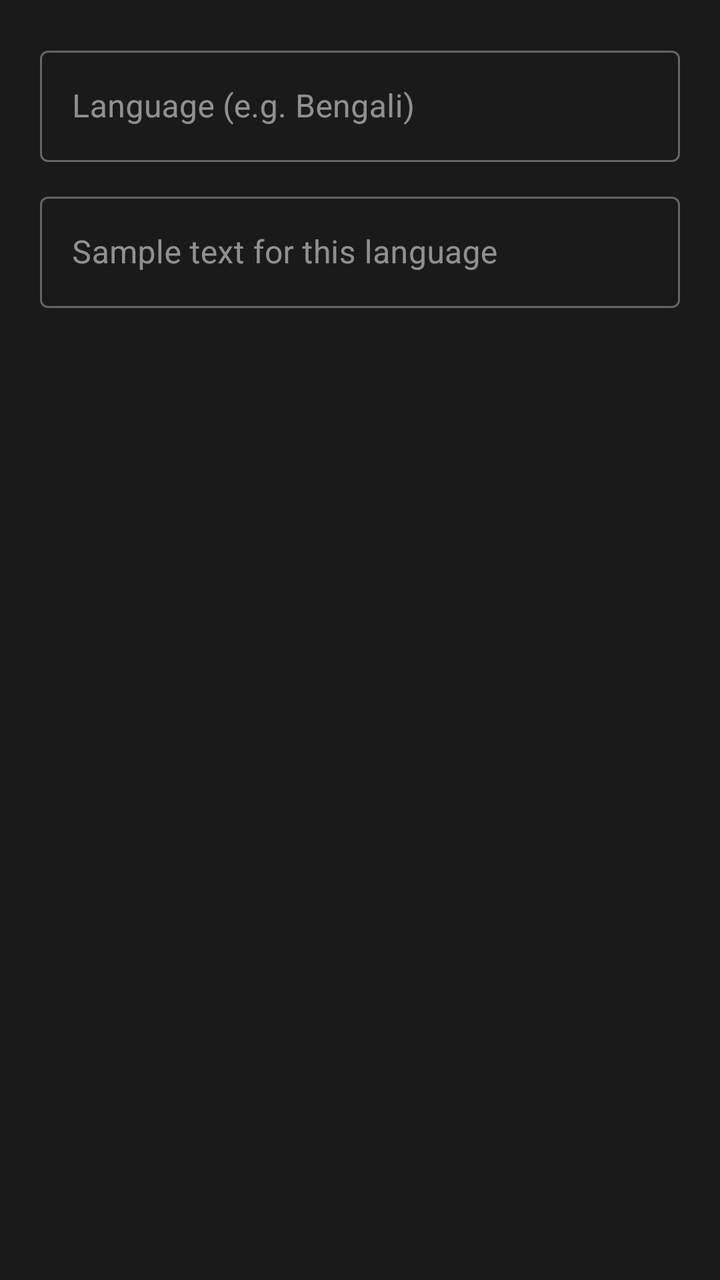
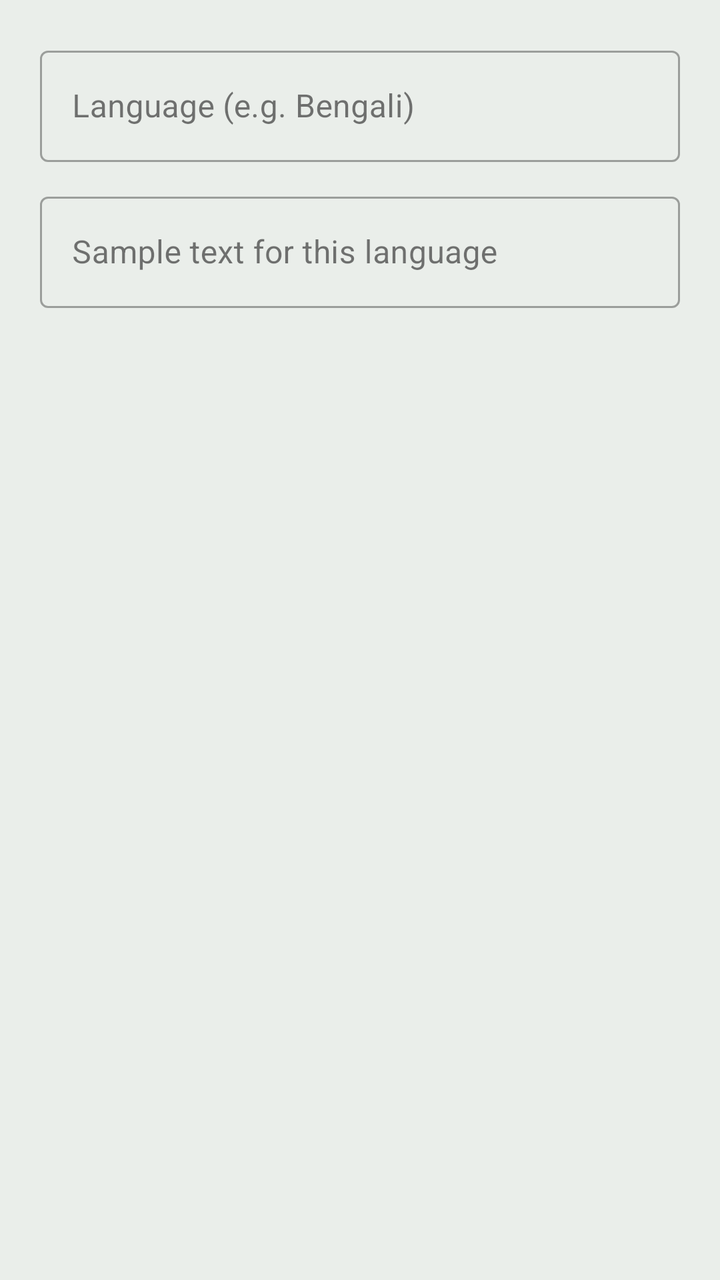

Compare the two renders of this Android layout. The source of the first and the diff that turns it into the second are given below.
<!-- AndroidManifest.xml: application theme Theme.FontLens -->
<!-- res/layout/dialog_add_lang.xml -->
<?xml version="1.0" encoding="utf-8"?>
<LinearLayout
    xmlns:android="http://schemas.android.com/apk/res/android"
    android:layout_width="match_parent"
    android:layout_height="wrap_content"
    android:orientation="vertical"
    android:padding="20dp"
    android:background="@color/bg_elevated">

    <com.google.android.material.textfield.TextInputLayout
        style="@style/Widget.MaterialComponents.TextInputLayout.OutlinedBox"
        android:layout_width="match_parent"
        android:layout_height="wrap_content"
        android:layout_marginBottom="12dp"
        android:hint="@string/language_name_hint">

        <com.google.android.material.textfield.TextInputEditText
            android:id="@+id/et_lang_name"
            android:layout_width="match_parent"
            android:layout_height="wrap_content"
            android:inputType="textCapWords"
            android:textColor="@color/text_primary" />

    </com.google.android.material.textfield.TextInputLayout>

    <com.google.android.material.textfield.TextInputLayout
        style="@style/Widget.MaterialComponents.TextInputLayout.OutlinedBox"
        android:layout_width="match_parent"
        android:layout_height="wrap_content"
        android:hint="@string/sample_text_hint">

        <com.google.android.material.textfield.TextInputEditText
            android:id="@+id/et_lang_sample"
            android:layout_width="match_parent"
            android:layout_height="wrap_content"
            android:inputType="textMultiLine"
            android:maxLines="3"
            android:textColor="@color/text_primary" />

    </com.google.android.material.textfield.TextInputLayout>

</LinearLayout>
<!-- resources referenced by this layout -->
<resources>
  <color name="bg_elevated">#1A1A1A</color>
  <color name="text_primary">#E0E0E0</color>
  <string name="language_name_hint">Language (e.g. Bengali)</string>
  <string name="sample_text_hint">Sample text for this language</string>
  <style name="Theme.FontLens" parent="Theme.MaterialComponents.DayNight.NoActionBar">
          <item name="colorPrimary">@color/accent</item>
          <item name="colorPrimaryVariant">@color/accent_dim</item>
          <item name="colorOnPrimary">@color/bg_primary</item>
          <item name="colorSecondary">@color/accent</item>
          <item name="colorSurface">@color/bg_surface</item>
          <item name="colorOnSurface">@color/text_primary</item>
          <item name="android:colorBackground">@color/bg_primary</item>
          <item name="android:windowBackground">@color/bg_primary</item>
          <item name="android:statusBarColor">@color/bg_sidebar</item>
          <item name="android:navigationBarColor">@color/bg_sidebar</item>
          <item name="android:textColorPrimary">@color/text_primary</item>
          <item name="android:textColorSecondary">@color/text_secondary</item>
          <item name="materialCardViewStyle">@style/CardStyle</item>
      </style>
  <color name="accent">#E8C547</color>
  <color name="accent_dim">#1A1800</color>
  <color name="bg_primary">#0E0E0E</color>
  <color name="bg_surface">#141414</color>
  <color name="bg_sidebar">#0A0A0A</color>
  <color name="text_secondary">#AAAAAA</color>
  <style name="CardStyle" parent="Widget.MaterialComponents.CardView">
          <item name="cardBackgroundColor">@color/bg_surface</item>
          <item name="cardCornerRadius">8dp</item>
          <item name="cardElevation">0dp</item>
          <item name="strokeColor">@color/divider</item>
          <item name="strokeWidth">1dp</item>
      </style>
  <color name="divider">#1F1F1F</color>
</resources>

<!-- the commit's change to res/layout/dialog_add_lang.xml (unified diff, before → after) -->
@@ -5,7 +5,7 @@
     android:layout_height="wrap_content"
     android:orientation="vertical"
     android:padding="20dp"
-    android:background="@color/bg_elevated">
+    android:background="?attr/bgElevated">
 
     <com.google.android.material.textfield.TextInputLayout
         style="@style/Widget.MaterialComponents.TextInputLayout.OutlinedBox"
@@ -19,7 +19,7 @@
             android:layout_width="match_parent"
             android:layout_height="wrap_content"
             android:inputType="textCapWords"
-            android:textColor="@color/text_primary" />
+            android:textColor="?attr/textPrimary" />
 
     </com.google.android.material.textfield.TextInputLayout>
 
@@ -35,7 +35,7 @@
             android:layout_height="wrap_content"
             android:inputType="textMultiLine"
             android:maxLines="3"
-            android:textColor="@color/text_primary" />
+            android:textColor="?attr/textPrimary" />
 
     </com.google.android.material.textfield.TextInputLayout>
 
<!-- resource entries referenced after the edit -->
@@ -1,37 +1,44 @@
 <!-- resources referenced by this layout -->
 <resources>
-  <color name="bg_elevated">#1A1A1A</color>
-  <color name="text_primary">#E0E0E0</color>
   <string name="language_name_hint">Language (e.g. Bengali)</string>
   <string name="sample_text_hint">Sample text for this language</string>
-  <style name="Theme.FontLens" parent="Theme.MaterialComponents.DayNight.NoActionBar">
-          <item name="colorPrimary">@color/accent</item>
-          <item name="colorPrimaryVariant">@color/accent_dim</item>
-          <item name="colorOnPrimary">@color/bg_primary</item>
-          <item name="colorSecondary">@color/accent</item>
-          <item name="colorSurface">@color/bg_surface</item>
-          <item name="colorOnSurface">@color/text_primary</item>
-          <item name="android:colorBackground">@color/bg_primary</item>
-          <item name="android:windowBackground">@color/bg_primary</item>
-          <item name="android:statusBarColor">@color/bg_sidebar</item>
-          <item name="android:navigationBarColor">@color/bg_sidebar</item>
-          <item name="android:textColorPrimary">@color/text_primary</item>
-          <item name="android:textColorSecondary">@color/text_secondary</item>
-          <item name="materialCardViewStyle">@style/CardStyle</item>
+  <style name="Theme.FontLens" parent="Theme.FontLens.Green.Light" />
+  <style name="Theme.FontLens.Green.Light" parent="Theme.MaterialComponents.Light.NoActionBar">
+          <item name="colorPrimary">@color/green_light_accent</item>
+          <item name="colorPrimaryVariant">@color/green_light_accent_dim</item>
+          <item name="colorOnPrimary">#FFFFFF</item>
+          <item name="colorSecondary">@color/green_light_accent</item>
+          <item name="colorSurface">@color/green_light_bg_surface</item>
+          <item name="colorOnSurface">@color/green_light_text_primary</item>
+          <item name="android:colorBackground">@color/green_light_bg_primary</item>
+          <item name="android:windowBackground">@color/green_light_bg_primary</item>
+          <item name="android:statusBarColor">@color/green_light_bg_sidebar</item>
+          <item name="android:navigationBarColor">@color/green_light_bg_sidebar</item>
+          <item name="android:textColorPrimary">@color/green_light_text_primary</item>
+          <item name="android:textColorSecondary">@color/green_light_text_secondary</item>
+          
+          <item name="bgPrimary">@color/green_light_bg_primary</item>
+          <item name="bgSurface">@color/green_light_bg_surface</item>
+          <item name="bgElevated">@color/green_light_bg_elevated</item>
+          <item name="bgSidebar">@color/green_light_bg_sidebar</item>
+          <item name="accentColor">@color/green_light_accent</item>
+          <item name="accentDim">@color/green_light_accent_dim</item>
+          <item name="textPrimary">@color/green_light_text_primary</item>
+          <item name="textSecondary">@color/green_light_text_secondary</item>
+          <item name="textMuted">@color/green_light_text_muted</item>
+          <item name="dividerColor">@color/green_light_divider</item>
+          <item name="borderColor">@color/green_light_border</item>
       </style>
-  <color name="accent">#E8C547</color>
-  <color name="accent_dim">#1A1800</color>
-  <color name="bg_primary">#0E0E0E</color>
-  <color name="bg_surface">#141414</color>
-  <color name="bg_sidebar">#0A0A0A</color>
-  <color name="text_secondary">#AAAAAA</color>
-  <style name="CardStyle" parent="Widget.MaterialComponents.CardView">
-          <item name="cardBackgroundColor">@color/bg_surface</item>
-          <item name="cardCornerRadius">8dp</item>
-          <item name="cardElevation">0dp</item>
-          <item name="strokeColor">@color/divider</item>
-          <item name="strokeWidth">1dp</item>
-      </style>
-  <color name="divider">#1F1F1F</color>
+  <color name="green_light_accent">#2E7D32</color>
+  <color name="green_light_accent_dim">#C8E6C9</color>
+  <color name="green_light_bg_surface">#FFFFFF</color>
+  <color name="green_light_text_primary">#1B1B1B</color>
+  <color name="green_light_bg_primary">#F4F6F4</color>
+  <color name="green_light_bg_sidebar">#DDE5DD</color>
+  <color name="green_light_text_secondary">#4A4A4A</color>
+  <color name="green_light_bg_elevated">#EAEEEA</color>
+  <color name="green_light_text_muted">#888888</color>
+  <color name="green_light_divider">#D0D9D0</color>
+  <color name="green_light_border">#B8C8B8</color>
 </resources>
 
